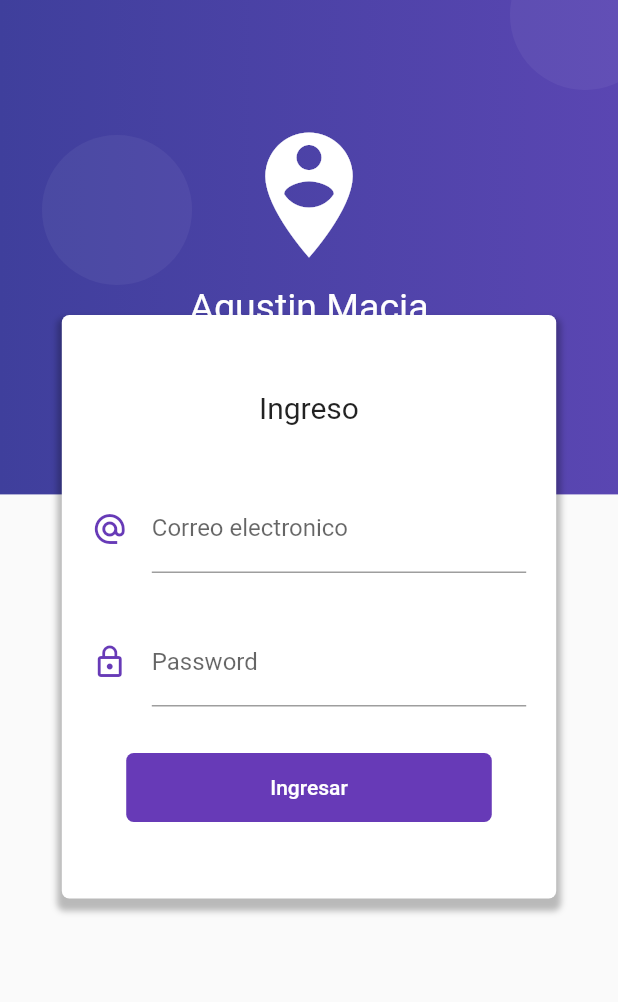
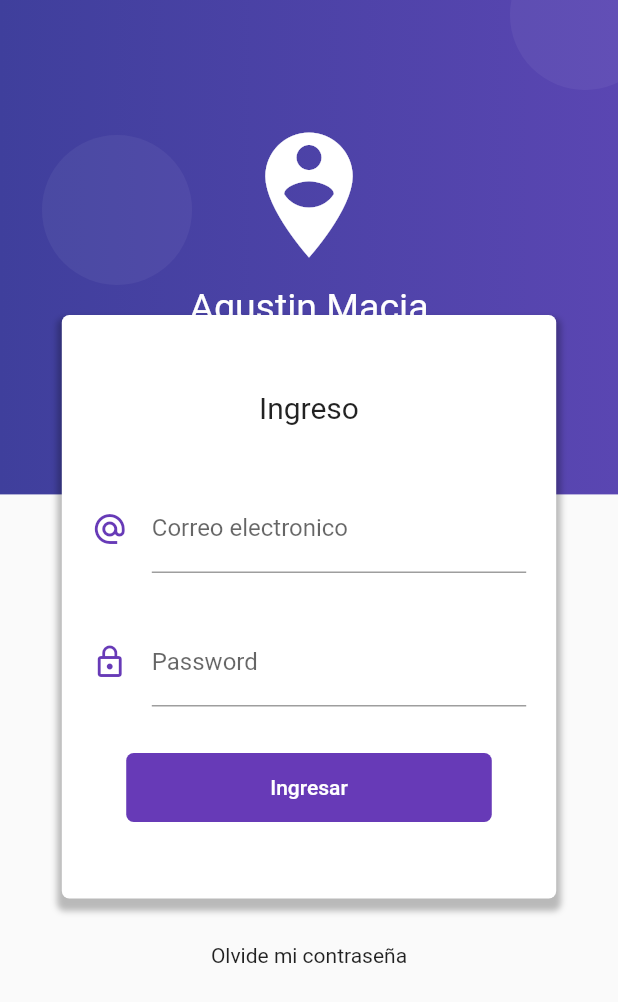
Before and after one commit to agustinmacia/form_validation, a Flutter app: the screen it shows after launch, on a phone screen of 412 x 824 dp. Shown: the top 1002 px of the screen. Run offline on Flutter 3.47's test engine with Material 2 defaults, Android fonts, the phone set to English and light mode, and no system bars.

Commit message:
Pequeño cambio

```diff
--- a/lib/src/pages/login_page.dart
+++ b/lib/src/pages/login_page.dart
@@ -96,7 +96,10 @@ class LoginPage extends StatelessWidget {
                 _crearBoton(),
               ],
             ),
-          )
+          ),
+
+          Text('Olvide mi contraseña'),
+          SizedBox(height: 100.0)
         ],
       ),
     );
```
